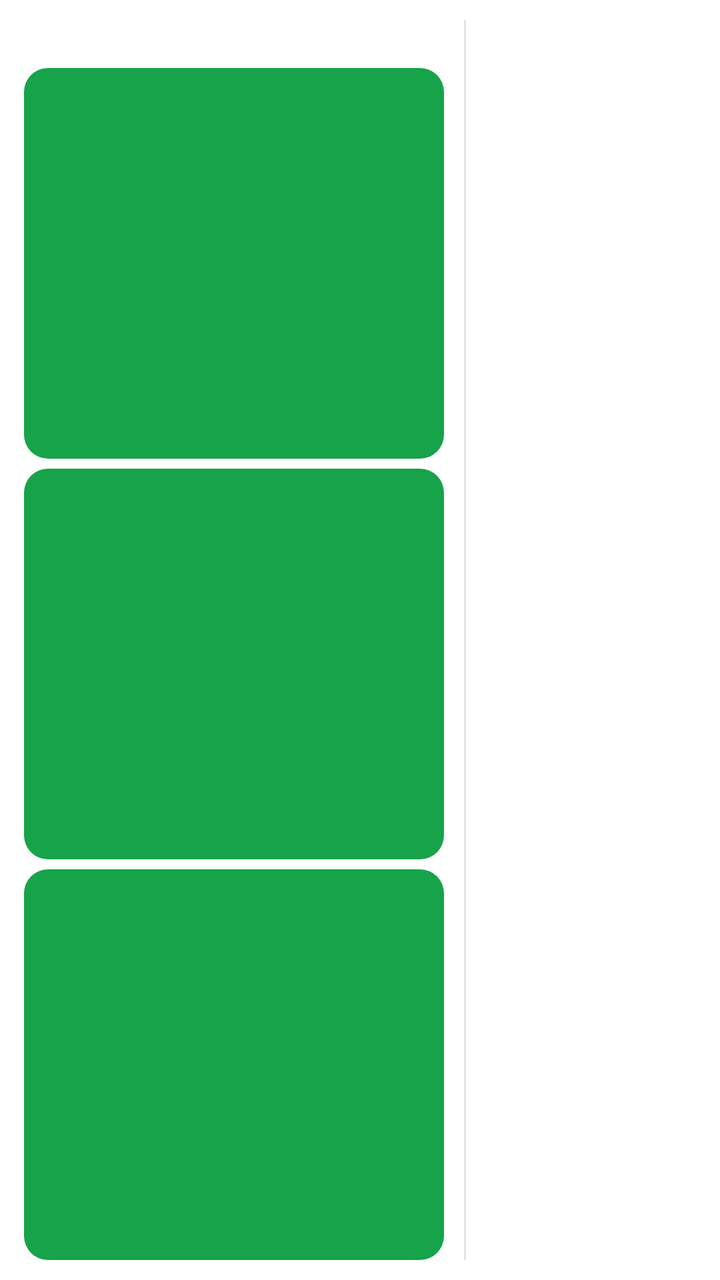
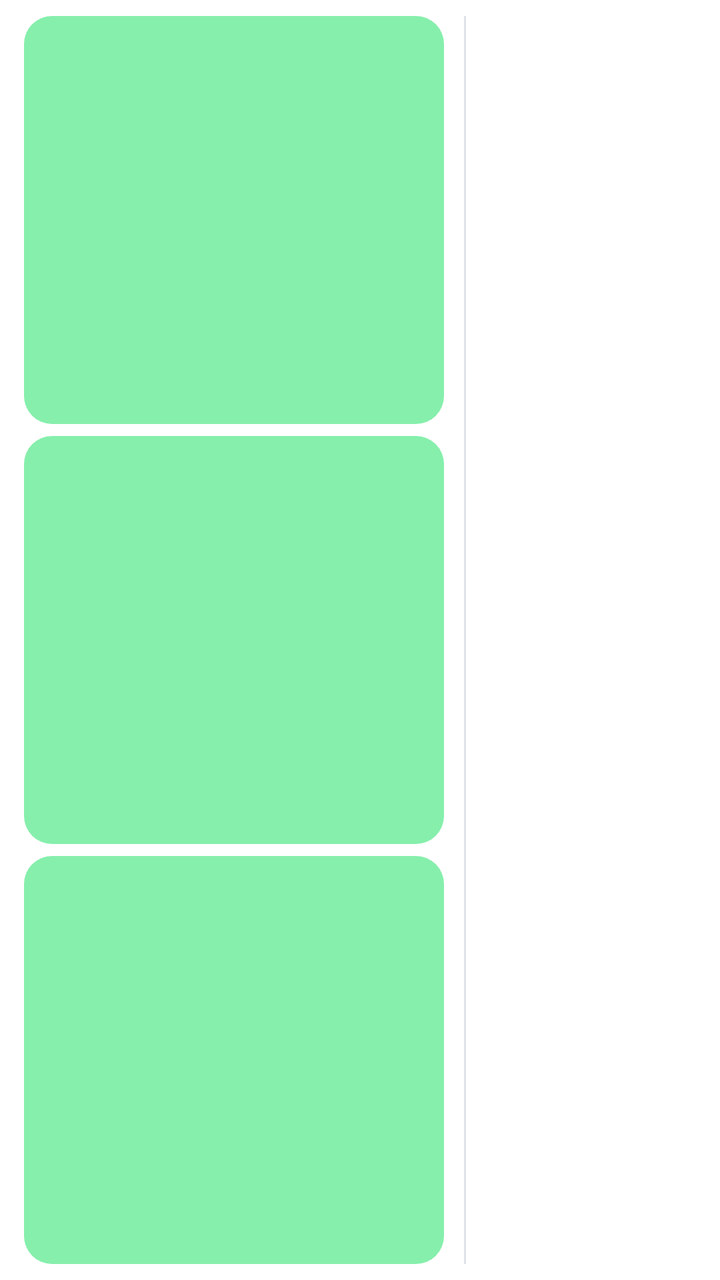

Before-and-after screenshots of an Android layout around one commit, followed by the original layout XML and the change that was made.
<!-- AndroidManifest.xml: fallback theme Theme.MaterialComponents.DayNight.NoActionBar -->
<!-- res/layout/bim_widget.xml -->
<?xml version="1.0" encoding="utf-8"?>
<LinearLayout xmlns:android="http://schemas.android.com/apk/res/android"
    android:id="@+id/root"
    android:layout_width="match_parent"
    android:layout_height="match_parent"
    android:background="@drawable/bim_widget_bg"
    android:orientation="horizontal"
    android:paddingStart="12dp"
    android:paddingTop="10dp"
    android:paddingEnd="12dp"
    android:paddingBottom="10dp"
    android:weightSum="6">

    <LinearLayout
        android:layout_width="0dp"
        android:layout_height="match_parent"
        android:layout_weight="4"
        android:orientation="vertical">
        <TextView
            android:id="@+id/left_title"
            android:layout_width="match_parent"
            android:layout_height="wrap_content"
            android:ellipsize="end"
            android:maxLines="1"
            android:textColor="@color/bim_widget_ink"
            android:textSize="14sp"
            android:textStyle="bold" />
        <TextView
            android:id="@+id/t1"
            android:layout_width="match_parent"
            android:layout_height="0dp"
            android:layout_weight="1"
            android:layout_marginTop="5dp"
            android:background="@drawable/bim_w_personnel"
            android:ellipsize="end"
            android:gravity="center_vertical"
            android:maxLines="2"
            android:paddingStart="10dp"
            android:paddingEnd="10dp"
            android:textColor="#FFFFFFFF"
            android:textSize="16sp"
            android:textStyle="bold" />
        <TextView
            android:id="@+id/t2"
            android:layout_width="match_parent"
            android:layout_height="0dp"
            android:layout_weight="1"
            android:layout_marginTop="5dp"
            android:background="@drawable/bim_w_personnel"
            android:ellipsize="end"
            android:gravity="center_vertical"
            android:maxLines="2"
            android:paddingStart="10dp"
            android:paddingEnd="10dp"
            android:textColor="#FFFFFFFF"
            android:textSize="16sp"
            android:textStyle="bold" />
        <TextView
            android:id="@+id/t3"
            android:layout_width="match_parent"
            android:layout_height="0dp"
            android:layout_weight="1"
            android:layout_marginTop="5dp"
            android:background="@drawable/bim_w_personnel"
            android:ellipsize="end"
            android:gravity="center_vertical"
            android:maxLines="2"
            android:paddingStart="10dp"
            android:paddingEnd="10dp"
            android:textColor="#FFFFFFFF"
            android:textSize="16sp"
            android:textStyle="bold" />
    </LinearLayout>

    <FrameLayout
        android:layout_width="1dp"
        android:layout_height="match_parent"
        android:layout_marginStart="10dp"
        android:layout_marginEnd="10dp"
        android:background="@color/bim_widget_line" />

    <LinearLayout
        android:layout_width="0dp"
        android:layout_height="match_parent"
        android:layout_weight="2"
        android:orientation="vertical">
        <TextView
            android:id="@+id/right_title"
            android:layout_width="match_parent"
            android:layout_height="wrap_content"
            android:ellipsize="end"
            android:maxLines="1"
            android:textColor="@color/bim_widget_ink"
            android:textSize="14sp"
            android:textStyle="bold" />
        <TextView
            android:id="@+id/week"
            android:layout_width="match_parent"
            android:layout_height="wrap_content"
            android:ellipsize="end"
            android:maxLines="1"
            android:textColor="@color/bim_widget_sub"
            android:textSize="13sp"
            android:textStyle="bold" />
        <TextView
            android:id="@+id/a1"
            android:layout_width="match_parent"
            android:layout_height="wrap_content"
            android:ellipsize="end"
            android:maxLines="2"
            android:paddingTop="5dp"
            android:textColor="@color/bim_widget_ink"
            android:textSize="15sp" />
        <TextView
            android:id="@+id/a2"
            android:layout_width="match_parent"
            android:layout_height="wrap_content"
            android:ellipsize="end"
            android:maxLines="2"
            android:paddingTop="5dp"
            android:textColor="@color/bim_widget_ink"
            android:textSize="15sp" />
        <TextView
            android:id="@+id/a3"
            android:layout_width="match_parent"
            android:layout_height="wrap_content"
            android:ellipsize="end"
            android:maxLines="2"
            android:paddingTop="5dp"
            android:textColor="@color/bim_widget_ink"
            android:textSize="15sp" />
    </LinearLayout>
</LinearLayout>
<!-- resources referenced by this layout -->
<resources>
  <color name="bim_widget_ink">#FF14161B</color>
  <color name="bim_widget_line">#FFDFE2E8</color>
  <color name="bim_widget_sub">#FF667085</color>
  <!-- drawable bim_w_personnel (drawable) -->
  <?xml version="1.0" encoding="utf-8"?>
  <shape xmlns:android="http://schemas.android.com/apk/res/android" android:shape="rectangle">
      <solid android:color="#FF16A34A" />
      <corners android:radius="12dp" />
  </shape>
  <!-- drawable bim_widget_bg (drawable) -->
  <?xml version="1.0" encoding="utf-8"?>
  <shape xmlns:android="http://schemas.android.com/apk/res/android" android:shape="rectangle">
      <solid android:color="@color/bim_widget_bg" />
      <corners android:radius="22dp" />
  </shape>
  <color name="bim_widget_bg">#FFFFFFFF</color>
</resources>

<!-- the commit's change to res/layout/bim_widget.xml (unified diff, before → after) -->
@@ -6,9 +6,9 @@
     android:background="@drawable/bim_widget_bg"
     android:orientation="horizontal"
     android:paddingStart="12dp"
-    android:paddingTop="10dp"
+    android:paddingTop="8dp"
     android:paddingEnd="12dp"
-    android:paddingBottom="10dp"
+    android:paddingBottom="8dp"
     android:weightSum="6">
 
     <LinearLayout
@@ -17,58 +17,67 @@
         android:layout_weight="4"
         android:orientation="vertical">
         <TextView
-            android:id="@+id/left_title"
-            android:layout_width="match_parent"
-            android:layout_height="wrap_content"
-            android:ellipsize="end"
-            android:maxLines="1"
-            android:textColor="@color/bim_widget_ink"
-            android:textSize="14sp"
-            android:textStyle="bold" />
-        <TextView
             android:id="@+id/t1"
             android:layout_width="match_parent"
             android:layout_height="0dp"
             android:layout_weight="1"
-            android:layout_marginTop="5dp"
+            android:layout_marginTop="0dp"
+            android:autoSizeMaxTextSize="22sp"
+            android:autoSizeMinTextSize="15sp"
+            android:autoSizeStepGranularity="1sp"
+            android:autoSizeTextType="uniform"
             android:background="@drawable/bim_w_personnel"
             android:ellipsize="end"
             android:gravity="center_vertical"
             android:maxLines="2"
-            android:paddingStart="10dp"
-            android:paddingEnd="10dp"
-            android:textColor="#FFFFFFFF"
-            android:textSize="16sp"
+            android:paddingStart="12dp"
+            android:paddingTop="2dp"
+            android:paddingEnd="12dp"
+            android:paddingBottom="2dp"
+            android:textColor="#FF14161B"
+            android:textSize="20sp"
             android:textStyle="bold" />
         <TextView
             android:id="@+id/t2"
             android:layout_width="match_parent"
             android:layout_height="0dp"
             android:layout_weight="1"
-            android:layout_marginTop="5dp"
+            android:layout_marginTop="6dp"
+            android:autoSizeMaxTextSize="22sp"
+            android:autoSizeMinTextSize="15sp"
+            android:autoSizeStepGranularity="1sp"
+            android:autoSizeTextType="uniform"
             android:background="@drawable/bim_w_personnel"
             android:ellipsize="end"
             android:gravity="center_vertical"
             android:maxLines="2"
-            android:paddingStart="10dp"
-            android:paddingEnd="10dp"
-            android:textColor="#FFFFFFFF"
-            android:textSize="16sp"
+            android:paddingStart="12dp"
+            android:paddingTop="2dp"
+            android:paddingEnd="12dp"
+            android:paddingBottom="2dp"
+            android:textColor="#FF14161B"
+            android:textSize="20sp"
             android:textStyle="bold" />
         <TextView
             android:id="@+id/t3"
             android:layout_width="match_parent"
             android:layout_height="0dp"
             android:layout_weight="1"
-            android:layout_marginTop="5dp"
+            android:layout_marginTop="6dp"
+            android:autoSizeMaxTextSize="22sp"
+            android:autoSizeMinTextSize="15sp"
+            android:autoSizeStepGranularity="1sp"
+            android:autoSizeTextType="uniform"
             android:background="@drawable/bim_w_personnel"
             android:ellipsize="end"
             android:gravity="center_vertical"
             android:maxLines="2"
-            android:paddingStart="10dp"
-            android:paddingEnd="10dp"
-            android:textColor="#FFFFFFFF"
-            android:textSize="16sp"
+            android:paddingStart="12dp"
+            android:paddingTop="2dp"
+            android:paddingEnd="12dp"
+            android:paddingBottom="2dp"
+            android:textColor="#FF14161B"
+            android:textSize="20sp"
             android:textStyle="bold" />
     </LinearLayout>
 
@@ -91,7 +100,7 @@
             android:ellipsize="end"
             android:maxLines="1"
             android:textColor="@color/bim_widget_ink"
-            android:textSize="14sp"
+            android:textSize="16sp"
             android:textStyle="bold" />
         <TextView
             android:id="@+id/week"
@@ -100,7 +109,7 @@
             android:ellipsize="end"
             android:maxLines="1"
             android:textColor="@color/bim_widget_sub"
-            android:textSize="13sp"
+            android:textSize="14sp"
             android:textStyle="bold" />
         <TextView
             android:id="@+id/a1"
@@ -110,7 +119,7 @@
             android:maxLines="2"
             android:paddingTop="5dp"
             android:textColor="@color/bim_widget_ink"
-            android:textSize="15sp" />
+            android:textSize="17sp" />
         <TextView
             android:id="@+id/a2"
             android:layout_width="match_parent"
@@ -119,7 +128,7 @@
             android:maxLines="2"
             android:paddingTop="5dp"
             android:textColor="@color/bim_widget_ink"
-            android:textSize="15sp" />
+            android:textSize="17sp" />
         <TextView
             android:id="@+id/a3"
             android:layout_width="match_parent"
@@ -128,6 +137,6 @@
             android:maxLines="2"
             android:paddingTop="5dp"
             android:textColor="@color/bim_widget_ink"
-            android:textSize="15sp" />
+            android:textSize="17sp" />
     </LinearLayout>
 </LinearLayout>
<!-- resource entries referenced after the edit -->
@@ -6,8 +6,8 @@
   <!-- drawable bim_w_personnel (drawable) -->
   <?xml version="1.0" encoding="utf-8"?>
   <shape xmlns:android="http://schemas.android.com/apk/res/android" android:shape="rectangle">
-      <solid android:color="#FF16A34A" />
-      <corners android:radius="12dp" />
+      <solid android:color="#FF86EFAC" />
+      <corners android:radius="14dp" />
   </shape>
   <!-- drawable bim_widget_bg (drawable) -->
   <?xml version="1.0" encoding="utf-8"?>
